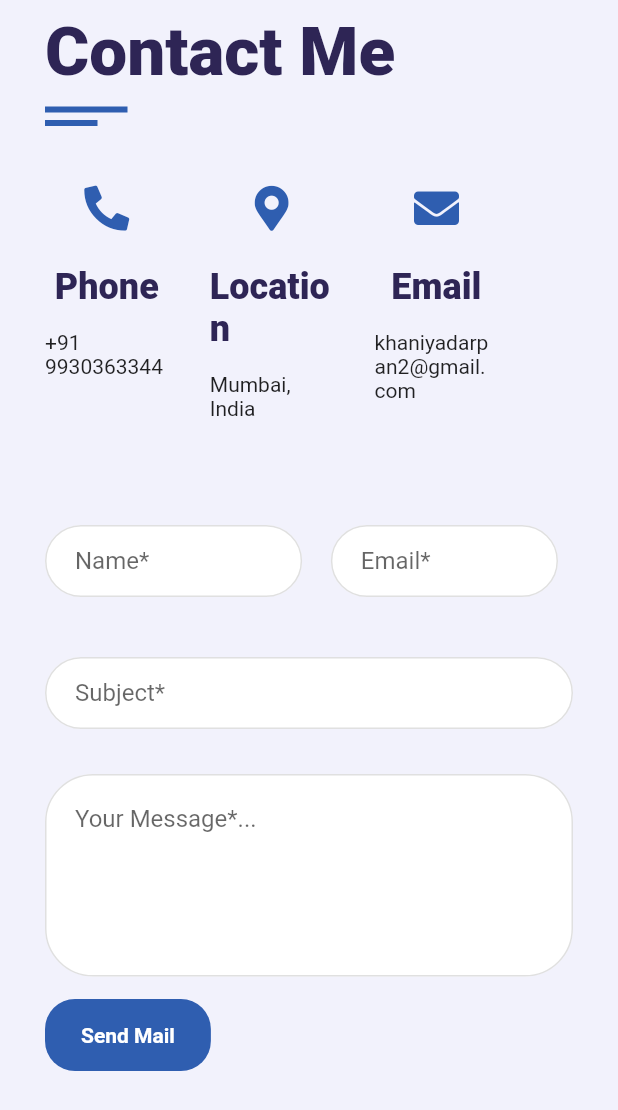
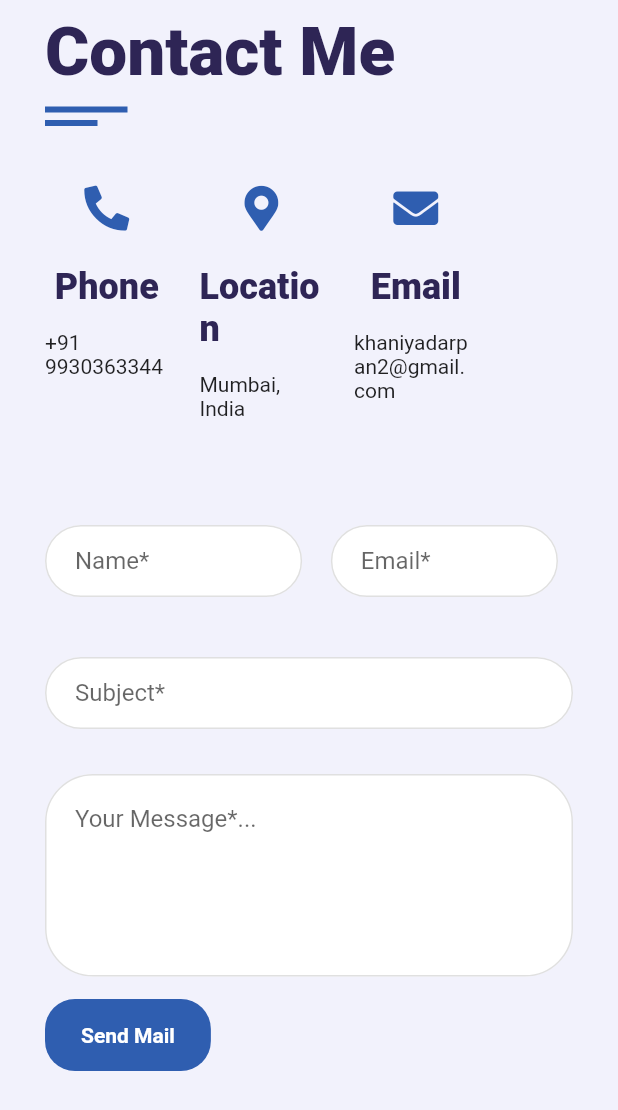
Before and after one commit to darpanbhanushali/portfolio_flutter, a Flutter app: the Contact widget shown alone on an empty page, opened directly, on a phone screen of 412 x 824 dp. Shown: the top 1110 px of the screen. Run offline on Flutter 3.47's test engine with Material 2 defaults, Android fonts, the light colour scheme and no system bars; our stand-ins replace auto_size_text, email_validator, fluttertoast, font_awesome_flutter, timeline_tile; missing offline and left inert: dart:html; project files that could hold a hidden picture were left out.

Commit message:
Update contact.dart

```diff
--- a/lib/screens/contact.dart
+++ b/lib/screens/contact.dart
@@ -84,7 +84,7 @@ class _ContactState extends State<Contact> {
                       subtext: "+91 9930363344",
                     ),
                     SizedBox(
-                      width: MediaQuery.of(context).size.width / 15,
+                      width: MediaQuery.of(context).size.width / 20,
                     ),
                     InfoContact(
                       query: queryData,
@@ -93,7 +93,7 @@ class _ContactState extends State<Contact> {
                       subtext: "Mumbai, India",
                     ),
                     SizedBox(
-                      width: MediaQuery.of(context).size.width / 15,
+                      width: MediaQuery.of(context).size.width / 20,
                     ),
                     InfoContact(
                       query: queryData,
```
